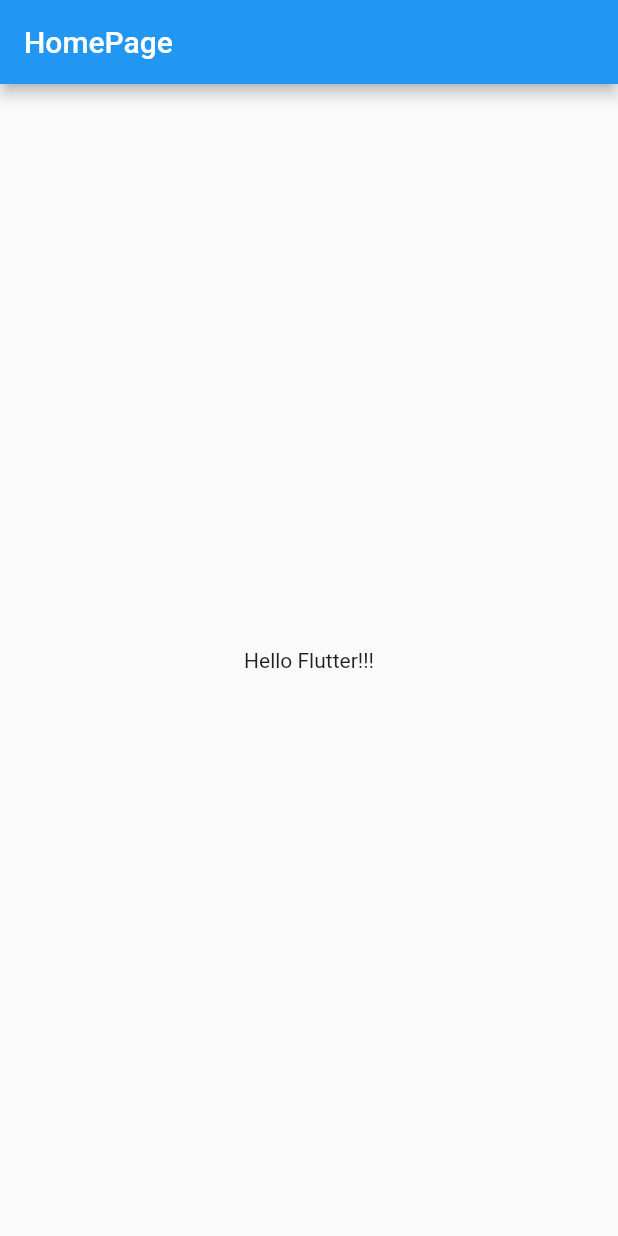
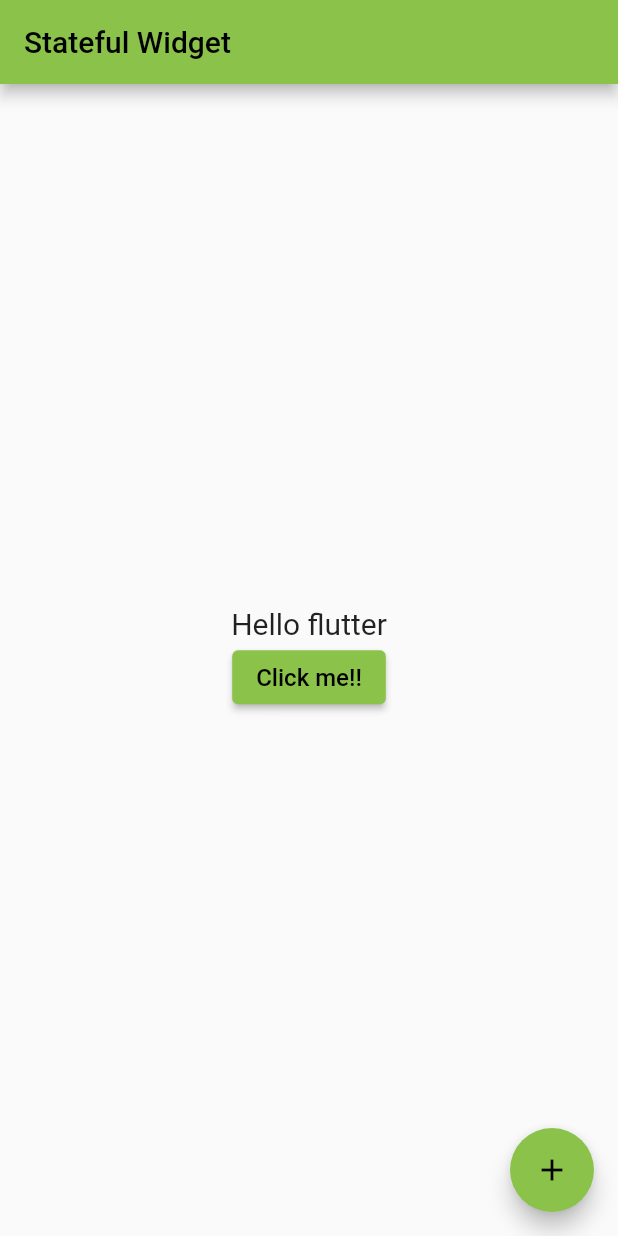
Before and after one commit to Alamin11/FlutterBasic, a Flutter app: the screen it shows after launch, on a phone screen of 412 x 824 dp. Run offline on Flutter 3.47's test engine with Material 2 defaults, Android fonts, the phone set to English and light mode, and no system bars.

Commit message:
Basic of dart part-1

```diff
--- a/lib/main.dart
+++ b/lib/main.dart
@@ -1,7 +1,7 @@
 import 'package:flutter/material.dart';
 
 void main(List<String> args) {
-  runApp(MyApp());
+  runApp(const MyApp());
 }
 
 class MyApp extends StatelessWidget {
@@ -9,15 +9,77 @@ class MyApp extends StatelessWidget {
 
   @override
   Widget build(BuildContext context) {
+    return const MaterialApp(
+      debugShowCheckedModeBanner: false,
+      title: "MyApp",
+      home: HomePage(),
+    );
+  }
+}
+
+class HomePage extends StatefulWidget {
+  const HomePage({Key? key}) : super(key: key);
+
+  @override
+  State<HomePage> createState() => _HomePageState();
+}
+
+class _HomePageState extends State<HomePage> {
+  String myText = "Hello flutter";
+  void _changedText() {
+    setState(() {
+      if (myText.startsWith('H')) {
+        myText = "I'm Changed text";
+      } else {
+        myText = "Hello flutter";
+      }
+    });
+  }
+
+  Widget _bodyWidget() {
+    return Container(
+      padding: const EdgeInsets.all(8.0),
+      child: Center(
+        child: Column(
+          mainAxisAlignment: MainAxisAlignment.center,
+          children: [
+            Text(
+              myText,
+              style: const TextStyle(fontSize: 20.0),
+            ),
+            // RaisedButton(
+            //   child: Text("Click me!!"),
+            //   onPressed: _changedText,
+            // ),
+            ElevatedButton(
+              onPressed: _changedText,
+              child: const Text(
+                "Click me!!",
+                style: TextStyle(fontSize: 16.0),
+              ),
+            ),
+          ],
+        ),
+      ),
+    );
+  }
+
+  @override
+  Widget build(BuildContext context) {
     return MaterialApp(
       debugShowCheckedModeBanner: false,
-      title: "MyApp",
+      theme: ThemeData(
+        primarySwatch: Colors.lightGreen,
+        brightness: Brightness.light,
+      ),
       home: Scaffold(
         appBar: AppBar(
-          title: Text("HomePage"),
+          title: const Text("Stateful Widget"),
         ),
-        body: Center(
-          child: Text("Hello Flutter!!!"),
+        body: _bodyWidget(),
+        floatingActionButton: FloatingActionButton(
+          child: Icon(Icons.add),
+          onPressed: () {},
         ),
       ),
     );
```
